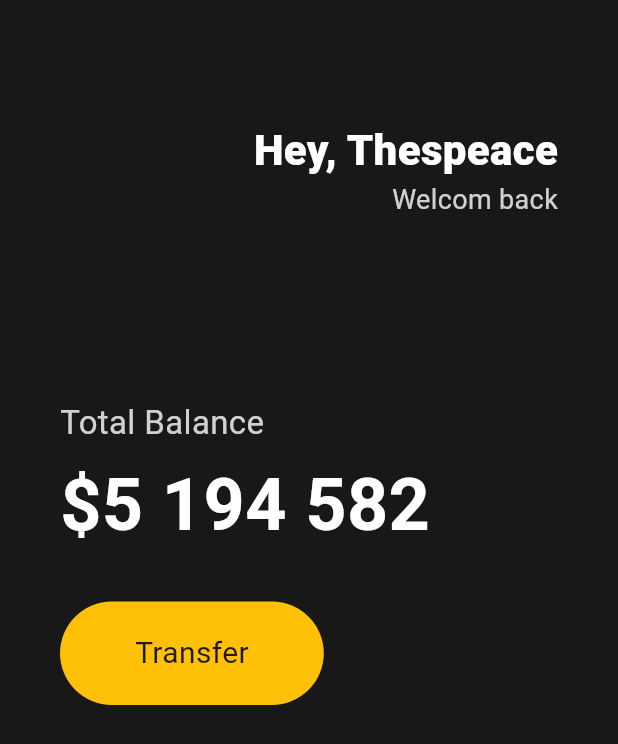
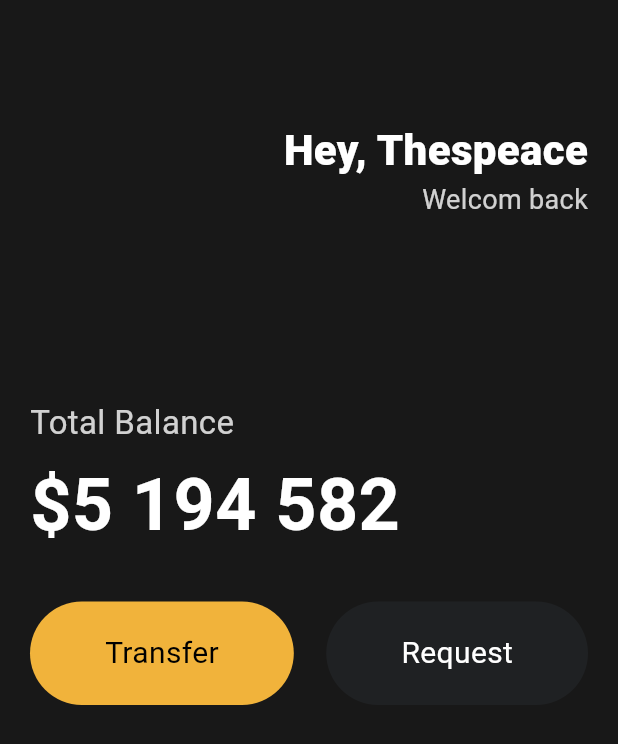
Before and after one commit to thespeace/learn_flutter_starter, a Flutter app: the screen it shows after launch, on a phone screen of 412 x 824 dp. Shown: the top 744 px of the screen. Run offline on Flutter 3.47's test engine with Material 3 defaults, Android fonts, the phone set to English and light mode, and no system bars.

Commit message:
FEAT: UI Challenge-reusable widgets

```diff
--- a/lib/main.dart
+++ b/lib/main.dart
@@ -1,4 +1,5 @@
 import 'package:flutter/material.dart';
+import 'package:learn_flutter_starter/widgets/button.dart';
 
 /// -Widget
 ///  import된 runApp Func은 void 함수로 아무것도 반환 하지 않지만 하나의 argument인 `Widget` 타입이 필요하다.
@@ -30,8 +31,9 @@
       home : Scaffold( //MaterialApp class의 수 많은 member 중의 하나의 property인 Scaffold(구조)는 필수적이다.
         backgroundColor: const Color(0xFF181818),
         body: Padding(
-          padding: const EdgeInsets.symmetric(horizontal:
-          40),
+          padding: const EdgeInsets.symmetric(
+              horizontal: 20,
+          ),
           child: Column(
             crossAxisAlignment: CrossAxisAlignment.
             start,
@@ -90,26 +92,18 @@
               const SizedBox(
                 height: 30,
               ),
-              Row(
+              const Row(
+                mainAxisAlignment: MainAxisAlignment.spaceBetween,
                 children: [
-                  Container( //HTML의 div같은 요소.
-                    decoration: BoxDecoration(
-                      color: Colors.amber,
-                      borderRadius: BorderRadius.
-                      circular(45),
-                    ),
-                    child: const Padding(
-                      padding: EdgeInsets.symmetric(
-                        vertical: 20,
-                        horizontal: 50,
-                      ),
-                      child: Text(
-                        'Transfer',
-                        style: TextStyle(
-                          fontSize: 20,
-                        ),
-                      ),
-                    ),
+                  Button(
+                      text: 'Transfer',
+                      bgColor: Color(0xFFF1B33B),
+                      textColor: Colors.black,
+                  ),
+                  Button(
+                      text: 'Request',
+                      bgColor: Color(0xFF1F2123),
+                      textColor: Colors.white,
                   ),
                 ],
               ),
--- /dev/null
+++ b/lib/widgets/button.dart
@@ -0,0 +1,40 @@
+import 'package:flutter/material.dart';
+
+class Button extends StatelessWidget {
+
+  final String text;
+  final Color bgColor;
+  final Color textColor;
+
+
+  const Button({
+    super.key,
+    required this.text,
+    required this.bgColor,
+    required this.textColor
+  });
+
+  @override
+  Widget build(BuildContext context) {
+    return Container(
+      decoration: BoxDecoration(
+        color: bgColor,
+        borderRadius: BorderRadius.
+        circular(45),
+      ),
+      child: Padding(
+        padding: const EdgeInsets.symmetric(
+          vertical: 20,
+          horizontal: 50,
+        ),
+        child: Text(
+          text,
+          style: TextStyle(
+            color: textColor,
+            fontSize: 20,
+          ),
+        ),
+      ),
+    );
+  }
+}
```
